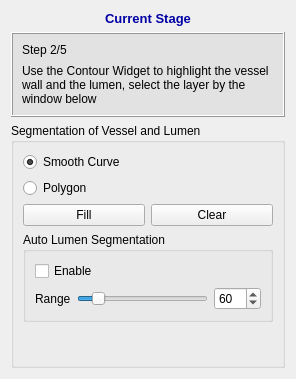
Before: the Qt Designer form codes/InteractorStyles/QInteractorStylePolygonDraw.ui in wuzhuobin/PlaqueQuant, drawn with Qt 5.
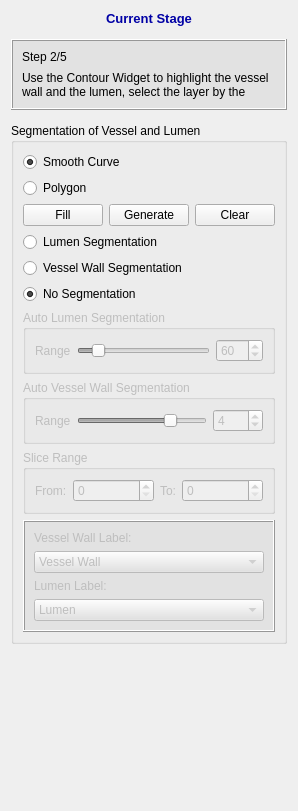
After: the same form once the commit is applied. Icons and pictures are not drawn.

Commit message: tmp saving, now i am modifying the InteractorStylePolygonDraw

```diff
--- a/codes/InteractorStyles/QInteractorStylePolygonDraw.ui
+++ b/codes/InteractorStyles/QInteractorStylePolygonDraw.ui
@@ -1,21 +1,27 @@
 <?xml version="1.0" encoding="UTF-8"?>
 <ui version="4.0">
- <class>InteractorStylePolygonDraw</class>
- <widget class="QWidget" name="InteractorStylePolygonDraw">
+ <class>QInteractorStylePolygonDraw</class>
+ <widget class="QWidget" name="QInteractorStylePolygonDraw">
   <property name="geometry">
    <rect>
     <x>0</x>
     <y>0</y>
-    <width>296</width>
-    <height>379</height>
+    <width>277</width>
+    <height>811</height>
    </rect>
   </property>
   <property name="windowTitle">
-   <string>Contour</string>
+   <string>QInteractorStylePolygonDraw</string>
   </property>
-  <layout class="QVBoxLayout" name="verticalLayout">
+  <layout class="QVBoxLayout" name="verticalLayout_4">
    <item>
     <widget class="QLabel" name="label_21">
+     <property name="sizePolicy">
+      <sizepolicy hsizetype="Preferred" vsizetype="Fixed">
+       <horstretch>0</horstretch>
+       <verstretch>0</verstretch>
+      </sizepolicy>
+     </property>
      <property name="font">
       <font>
        <pointsize>10</pointsize>
@@ -33,6 +39,12 @@
    </item>
    <item>
     <widget class="QFrame" name="frame_5">
+     <property name="sizePolicy">
+      <sizepolicy hsizetype="Preferred" vsizetype="Fixed">
+       <horstretch>0</horstretch>
+       <verstretch>0</verstretch>
+      </sizepolicy>
+     </property>
      <property name="minimumSize">
       <size>
        <width>0</width>
@@ -70,6 +82,12 @@
          <layout class="QHBoxLayout" name="horizontalLayout_11">
           <item>
            <widget class="QLabel" name="label_23">
+            <property name="sizePolicy">
+             <sizepolicy hsizetype="Preferred" vsizetype="Minimum">
+              <horstretch>0</horstretch>
+              <verstretch>0</verstretch>
+             </sizepolicy>
+            </property>
             <property name="font">
              <font>
               <family>Arial</family>
@@ -86,6 +104,12 @@
       </item>
       <item>
        <widget class="QLabel" name="label_20">
+        <property name="sizePolicy">
+         <sizepolicy hsizetype="Preferred" vsizetype="Minimum">
+          <horstretch>0</horstretch>
+          <verstretch>0</verstretch>
+         </sizepolicy>
+        </property>
         <property name="text">
          <string>Use the Contour Widget to highlight the vessel wall and the lumen, select the layer by the window below</string>
         </property>
@@ -102,7 +126,7 @@
      <property name="title">
       <string>Segmentation of Vessel and Lumen</string>
      </property>
-     <layout class="QVBoxLayout" name="verticalLayout_4">
+     <layout class="QVBoxLayout" name="verticalLayout_3">
       <item>
        <widget class="QRadioButton" name="smoothCurveRadioButton">
         <property name="text">
@@ -111,6 +135,9 @@
         <property name="checked">
          <bool>true</bool>
         </property>
+        <attribute name="buttonGroup">
+         <string notr="true">buttonGroup</string>
+        </attribute>
        </widget>
       </item>
       <item>
@@ -118,6 +145,9 @@
         <property name="text">
          <string>Polygon</string>
         </property>
+        <attribute name="buttonGroup">
+         <string notr="true">buttonGroup</string>
+        </attribute>
        </widget>
       </item>
       <item>
@@ -129,6 +159,13 @@
           </property>
          </widget>
         </item>
+        <item>
+         <widget class="QPushButton" name="pushButton">
+          <property name="text">
+           <string>Generate</string>
+          </property>
+         </widget>
+        </item>
         <item>
          <widget class="QPushButton" name="clearContourPushButton">
           <property name="text">
@@ -138,19 +175,48 @@
         </item>
        </layout>
       </item>
+      <item>
+       <widget class="QRadioButton" name="radioButton">
+        <property name="text">
+         <string>Lumen Segmentation</string>
+        </property>
+        <attribute name="buttonGroup">
+         <string notr="true">buttonGroup_2</string>
+        </attribute>
+       </widget>
+      </item>
+      <item>
+       <widget class="QRadioButton" name="radioButton_2">
+        <property name="text">
+         <string>Vessel Wall Segmentation</string>
+        </property>
+        <attribute name="buttonGroup">
+         <string notr="true">buttonGroup_2</string>
+        </attribute>
+       </widget>
+      </item>
+      <item>
+       <widget class="QRadioButton" name="radioButton_3">
+        <property name="text">
+         <string>No Segmentation</string>
+        </property>
+        <property name="checked">
+         <bool>true</bool>
+        </property>
+        <attribute name="buttonGroup">
+         <string notr="true">buttonGroup_2</string>
+        </attribute>
+       </widget>
+      </item>
       <item>
        <widget class="QGroupBox" name="groupBox_6">
+        <property name="enabled">
+         <bool>false</bool>
+        </property>
         <property name="title">
          <string>Auto Lumen Segmentation </string>
         </property>
         <layout class="QVBoxLayout" name="verticalLayout_20">
-         <item>
-          <widget class="QCheckBox" name="autoLumenSegmentationCheckBox">
-           <property name="text">
-            <string>Enable</string>
-           </property>
-          </widget>
-         </item>
          <item>
           <layout class="QHBoxLayout" name="horizontalLayout_7">
            <item>
@@ -195,21 +261,243 @@
        </widget>
       </item>
       <item>
-       <spacer name="verticalSpacer_3">
-        <property name="orientation">
-         <enum>Qt::Vertical</enum>
+       <widget class="QGroupBox" name="groupBox">
+        <property name="enabled">
+         <bool>false</bool>
         </property>
-        <property name="sizeHint" stdset="0">
+        <property name="title">
+         <string>Auto Vessel Wall Segmentation</string>
+        </property>
+        <layout class="QVBoxLayout" name="verticalLayout">
+         <item>
+          <layout class="QHBoxLayout" name="horizontalLayout">
+           <item>
+            <widget class="QLabel" name="label">
+             <property name="text">
+              <string>Range</string>
+             </property>
+            </widget>
+           </item>
+           <item>
+            <widget class="QSlider" name="sliderVesselWallThickness">
+             <property name="minimum">
+              <number>1</number>
+             </property>
+             <property name="maximum">
+              <number>5</number>
+             </property>
+             <property name="value">
+              <number>4</number>
+             </property>
+             <property name="sliderPosition">
+              <number>4</number>
+             </property>
+             <property name="orientation">
+              <enum>Qt::Horizontal</enum>
+             </property>
+            </widget>
+           </item>
+           <item>
+            <widget class="QSpinBox" name="spinBoxVesselWallThickness">
+             <property name="minimumSize">
+              <size>
+               <width>50</width>
+               <height>0</height>
+              </size>
+             </property>
+             <property name="maximumSize">
+              <size>
+               <width>50</width>
+               <height>16777215</height>
+              </size>
+             </property>
+             <property name="minimum">
+              <number>1</number>
+             </property>
+             <property name="maximum">
+              <number>5</number>
+             </property>
+             <property name="value">
+              <number>4</number>
+             </property>
+            </widget>
+           </item>
+          </layout>
+         </item>
+        </layout>
+       </widget>
+      </item>
+      <item>
+       <widget class="QGroupBox" name="groupBox_3">
+        <property name="enabled">
+         <bool>false</bool>
+        </property>
+        <property name="title">
+         <string>Slice Range</string>
+        </property>
+        <layout class="QGridLayout" name="gridLayout">
+         <item row="0" column="1">
+          <widget class="QSpinBox" name="spinBox">
+           <property name="sizePolicy">
+            <sizepolicy hsizetype="Expanding" vsizetype="Fixed">
+             <horstretch>0</horstretch>
+             <verstretch>0</verstretch>
+            </sizepolicy>
+           </property>
+          </widget>
+         </item>
+         <item row="0" column="2">
+          <widget class="QLabel" name="label_3">
+           <property name="text">
+            <string>To:</string>
+           </property>
+          </widget>
+         </item>
+         <item row="0" column="3">
+          <widget class="QSpinBox" name="spinBox_2">
+           <property name="sizePolicy">
+            <sizepolicy hsizetype="Expanding" vsizetype="Fixed">
+             <horstretch>0</horstretch>
+             <verstretch>0</verstretch>
+            </sizepolicy>
+           </property>
+          </widget>
+         </item>
+         <item row="0" column="0">
+          <widget class="QLabel" name="label_2">
+           <property name="text">
+            <string>From:</string>
+           </property>
+          </widget>
+         </item>
+        </layout>
+       </widget>
+      </item>
+      <item>
+       <widget class="QFrame" name="frame_4">
+        <property name="enabled">
+         <bool>false</bool>
+        </property>
+        <property name="minimumSize">
          <size>
-          <width>20</width>
-          <height>302</height>
+          <width>0</width>
+          <height>0</height>
          </size>
         </property>
-       </spacer>
+        <property name="styleSheet">
+         <string notr="true">background-color: rgb(226, 226, 226)</string>
+        </property>
+        <property name="frameShape">
+         <enum>QFrame::Box</enum>
+        </property>
+        <property name="frameShadow">
+         <enum>QFrame::Raised</enum>
+        </property>
+        <layout class="QVBoxLayout" name="verticalLayout_2">
+         <property name="sizeConstraint">
+          <enum>QLayout::SetDefaultConstraint</enum>
+         </property>
+         <item>
+          <widget class="QLabel" name="activeLabelLabel">
+           <property name="font">
+            <font>
+             <family>Arial</family>
+            </font>
+           </property>
+           <property name="text">
+            <string>Vessel Wall Label:</string>
+           </property>
+          </widget>
+         </item>
+         <item>
+          <widget class="QComboBox" name="labelComboBox">
+           <property name="font">
+            <font>
+             <family>Arial</family>
+            </font>
+           </property>
+           <property name="iconSize">
+            <size>
+             <width>13</width>
+             <height>13</height>
+            </size>
+           </property>
+           <item>
+            <property name="text">
+             <string>Vessel Wall</string>
+            </property>
+            <property name="icon">
+             <iconset resource="../../resources/Project.qrc">
+              <normaloff>:/icons/bluebox.png</normaloff>:/icons/bluebox.png</iconset>
+            </property>
+           </item>
+          </widget>
+         </item>
+         <item>
+          <widget class="QLabel" name="lumenLabel">
+           <property name="font">
+            <font>
+             <family>Arial</family>
+            </font>
+           </property>
+           <property name="text">
+            <string>Lumen Label:</string>
+           </property>
+          </widget>
+         </item>
+         <item>
+          <widget class="QComboBox" name="lumenComboBox">
+           <property name="font">
+            <font>
+             <family>Arial</family>
+            </font>
+           </property>
+           <property name="iconSize">
+            <size>
+             <width>13</width>
+             <height>13</height>
+            </size>
+           </property>
+           <item>
+            <property name="text">
+             <string>Lumen</string>
+            </property>
+            <property name="icon">
+             <iconset resource="../../resources/Project.qrc">
+              <normaloff>:/icons/redbox.png</normaloff>:/icons/redbox.png</iconset>
+            </property>
+           </item>
+          </widget>
+         </item>
+        </layout>
+       </widget>
       </item>
      </layout>
+     <zorder>smoothCurveRadioButton</zorder>
+     <zorder>polygonRadionButton</zorder>
+     <zorder>groupBox_6</zorder>
+     <zorder>groupBox</zorder>
+     <zorder>radioButton</zorder>
+     <zorder>radioButton_2</zorder>
+     <zorder>radioButton_3</zorder>
+     <zorder>frame_4</zorder>
+     <zorder>frame_4</zorder>
+     <zorder>groupBox_3</zorder>
     </widget>
    </item>
+   <item>
+    <spacer name="verticalSpacer">
+     <property name="orientation">
+      <enum>Qt::Vertical</enum>
+     </property>
+     <property name="sizeHint" stdset="0">
+      <size>
+       <width>20</width>
+       <height>206</height>
+      </size>
+     </property>
+    </spacer>
+   </item>
   </layout>
  </widget>
  <resources/>
```
Left out of the diff: 139 changed lines with no effect on the pictures. The commit also changes 7 other files.
